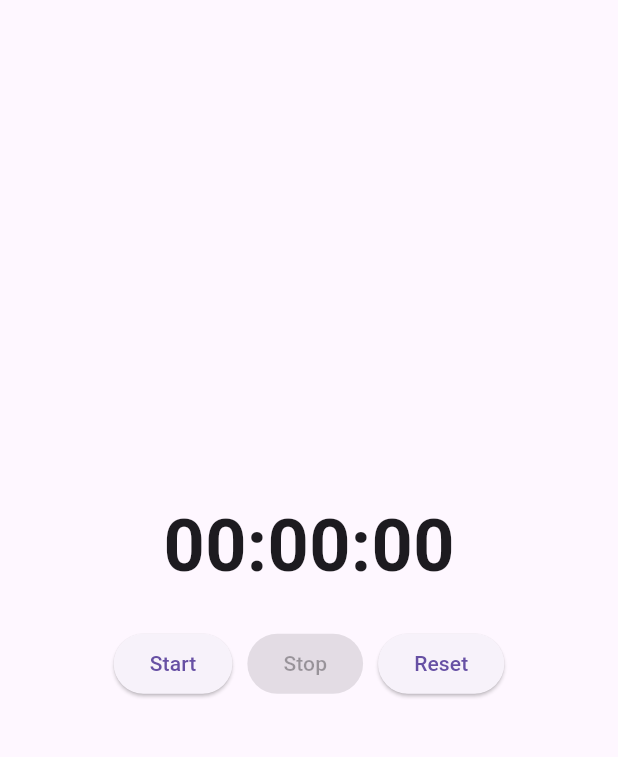
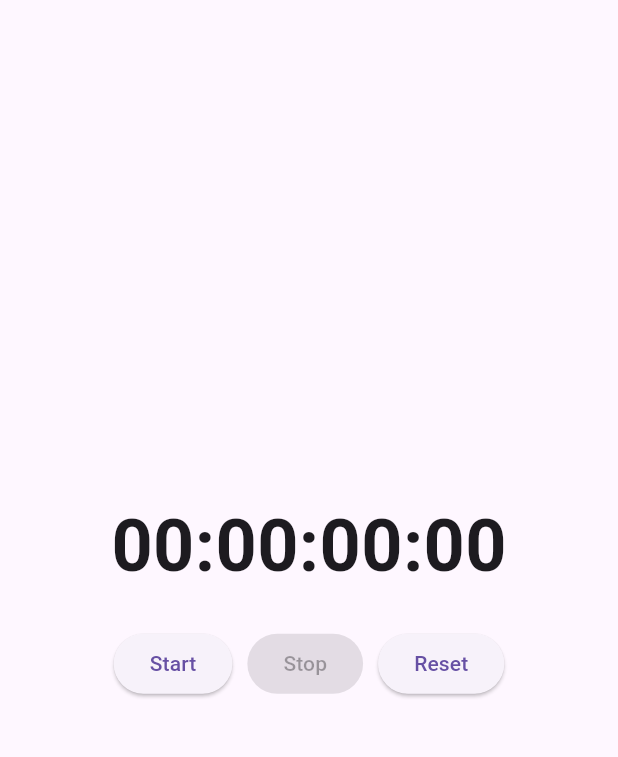
Before and after one commit to Deividas-Strole/Timerrr-Mobile, a Flutter app: the screen it shows after launch, on a phone screen of 412 x 824 dp, the part 63-820 px from its top. Run offline on Flutter 3.47's test engine with Material 3 defaults, Android fonts, the phone set to English and light mode, and no system bars.

```diff
--- a/lib/main.dart
+++ b/lib/main.dart
@@ -60,12 +60,14 @@ class _StopwatchPageState extends State<StopwatchPage> {
     int hundreds = (milliseconds / 10).truncate();
     int seconds = (hundreds / 100).truncate();
     int minutes = (seconds / 60).truncate();
+    int hours = (minutes / 60).truncate();
 
+    String hoursStr = (hours % 60).toString().padLeft(2, '0');
     String minutesStr = (minutes % 60).toString().padLeft(2, '0');
     String secondsStr = (seconds % 60).toString().padLeft(2, '0');
     String hundredsStr = (hundreds % 100).toString().padLeft(2, '0');
 
-    return "$minutesStr:$secondsStr:$hundredsStr";
+    return "$hoursStr:$minutesStr:$secondsStr:$hundredsStr";
   }
 
   @override
```
